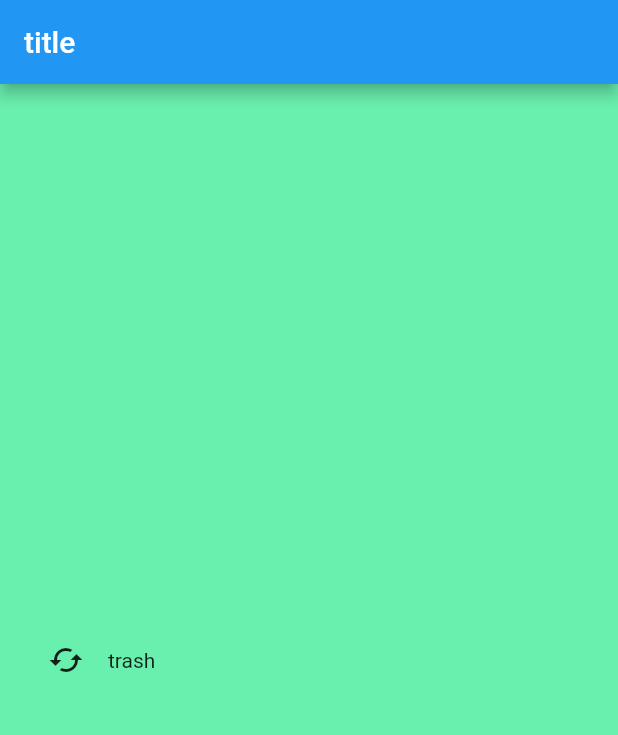
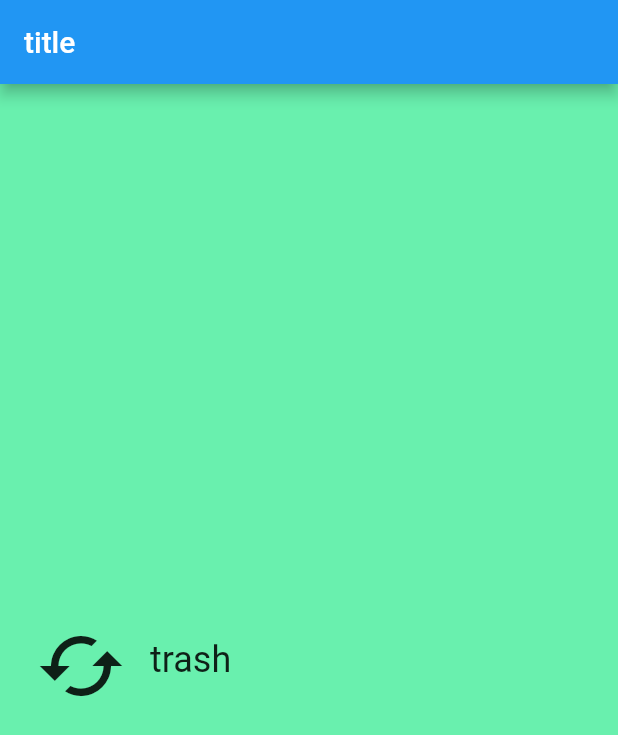
Before and after one commit to Mattao/flutter-demo, a Flutter app: the screen it shows after launch, on a phone screen of 412 x 824 dp. Shown: the top 735 px of the screen. Run offline on Flutter 3.47's test engine with Material 2 defaults, Android fonts, the phone set to English and light mode, and no system bars.

Commit message:
refactor(category): revise category

```diff
--- a/lib/main.dart
+++ b/lib/main.dart
@@ -16,9 +16,9 @@ class MyApp extends StatelessWidget {
         backgroundColor: Colors.greenAccent,
         body: Center(
           child: Category(
-            iconData: Icons.cached,
-            text: 'trash',
-            rippleColor: Colors.orangeAccent,
+            name: 'trash',
+            color: Colors.blue,
+            iconLocation: Icons.cached,
           ),
         ),
       ),
--- a/lib/widget/category.dart
+++ b/lib/widget/category.dart
@@ -1,14 +1,27 @@
 import 'package:flutter/material.dart';
+import 'package:meta/meta.dart';
 
-const _rowHeight = 100.0;
-const _borderRadius = 50.0;
+final _rowHeight = 100.0;
+final _borderRadius = BorderRadius.circular(_rowHeight / 2);
 
+/// A custom [Category] widget.
+///
+/// The widget is composed on an [Icon] and [Text]. Tapping on the widget shows
+/// a colored [InkWell] animation.
 class Category extends StatelessWidget {
-  final IconData iconData;
-  final String text;
-  final Color rippleColor;
+  final String name;
+  final ColorSwatch color;
+  final IconData iconLocation;
 
-  const Category({this.iconData, this.text, this.rippleColor});
+  const Category({
+    Key key,
+    @required this.name,
+    @required this.color,
+    @required this.iconLocation,
+  })  : assert(name != null),
+        assert(color != null),
+        assert(iconLocation != null),
+        super(key: key);
 
   @override
   Widget build(BuildContext context) {
@@ -17,24 +30,29 @@ class Category extends StatelessWidget {
       child: Container(
         height: _rowHeight,
         child: InkWell(
-          borderRadius: BorderRadius.all(Radius.circular(_borderRadius)),
-          highlightColor: rippleColor,
-          splashColor: rippleColor,
-          onTap: () {
-            print('tapped');
-          },
+          borderRadius: _borderRadius,
+          highlightColor: color,
+          splashColor: color,
+          onTap: () => print('I was tapped!'),
           child: Padding(
-            padding: EdgeInsets.all(16),
+            padding: EdgeInsets.all(8.0),
             child: Row(
               crossAxisAlignment: CrossAxisAlignment.stretch,
-              children: <Widget>[
+              children: [
                 Padding(
                   padding: EdgeInsets.all(16.0),
-                  child: Icon(iconData),
+                  child: Icon(
+                    iconLocation,
+                    size: 60.0,
+                  ),
                 ),
                 Center(
-                  child: Text(text),
-                )
+                  child: Text(
+                    name,
+                    textAlign: TextAlign.center,
+                    style: Theme.of(context).textTheme.headline,
+                  ),
+                ),
               ],
             ),
           ),
```
